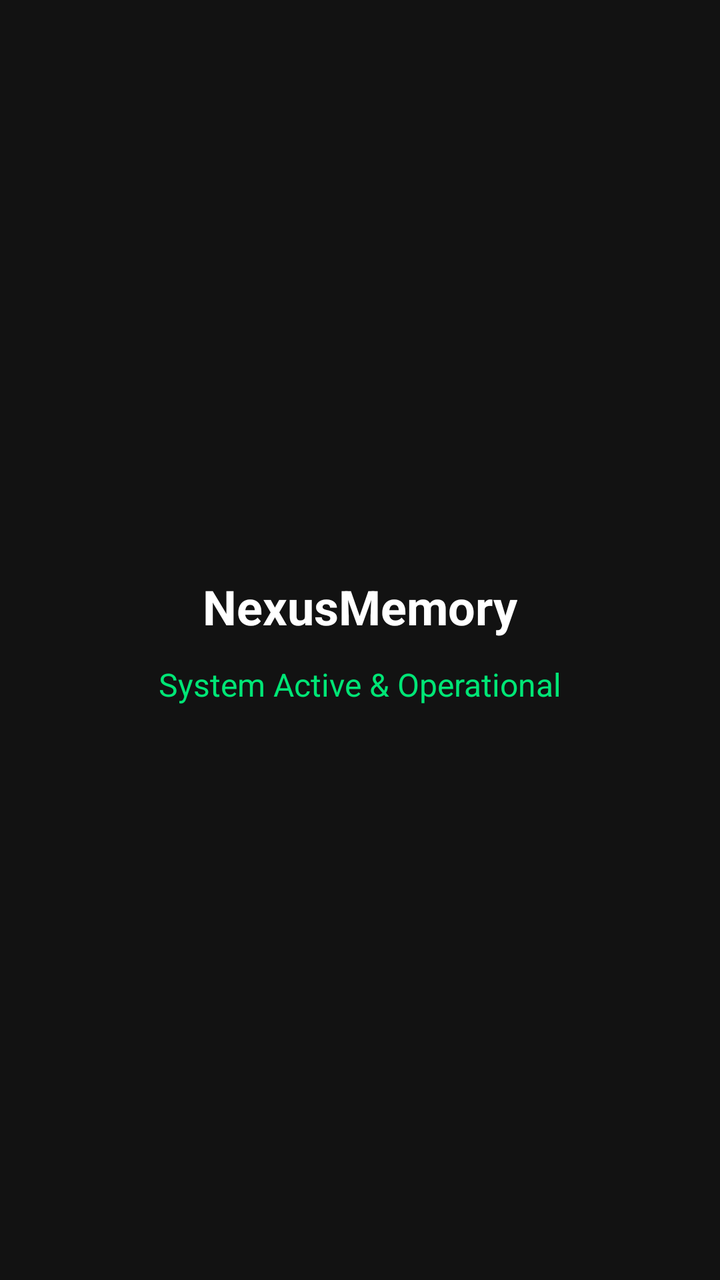
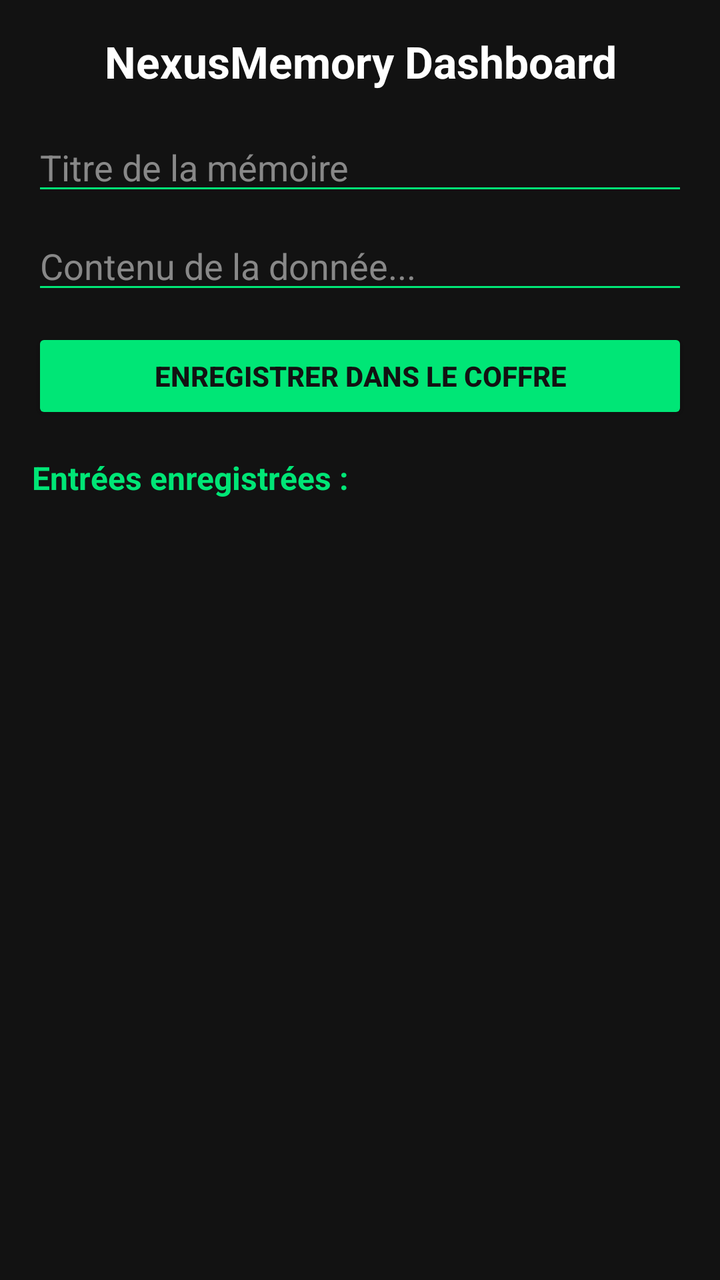

Screens rendered from an Android XML layout before and after an edit, with the pre-edit source and the edit as a unified diff.
<!-- AndroidManifest.xml: application theme Theme.NexusMemory -->
<!-- res/layout/activity_main.xml -->
<?xml version="1.0" encoding="utf-8"?>
<LinearLayout xmlns:android="http://schemas.android.com/apk/res/android"
    android:layout_width="match_parent"
    android:layout_height="match_parent"
    android:orientation="vertical"
    android:gravity="center"
    android:background="#121212"
    android:padding="24dp">

    <TextView
        android:layout_width="wrap_content"
        android:layout_height="wrap_content"
        android:text="NexusMemory"
        android:textColor="#FFFFFF"
        android:textSize="24sp"
        android:textStyle="bold"
        android:layout_marginBottom="12dp" />

    <TextView
        android:layout_width="wrap_content"
        android:layout_height="wrap_content"
        android:text="System Active &amp; Operational"
        android:textColor="#00E676"
        android:textSize="16sp" />
</LinearLayout>
<!-- resources referenced by this layout -->
<resources>
  <style name="Theme.NexusMemory" parent="Theme.AppCompat.Light.NoActionBar" />
</resources>

<!-- the commit's change to res/layout/activity_main.xml (unified diff, before → after) -->
@@ -3,23 +3,64 @@
     android:layout_width="match_parent"
     android:layout_height="match_parent"
     android:orientation="vertical"
-    android:gravity="center"
     android:background="#121212"
-    android:padding="24dp">
+    android:padding="16dp">
 
     <TextView
-        android:layout_width="wrap_content"
+        android:layout_width="match_parent"
         android:layout_height="wrap_content"
-        android:text="NexusMemory"
+        android:text="NexusMemory Dashboard"
         android:textColor="#FFFFFF"
-        android:textSize="24sp"
+        android:textSize="22sp"
         android:textStyle="bold"
+        android:gravity="center"
+        android:layout_marginBottom="16dp" />
+
+    <EditText
+        android:id="@+id/etTitle"
+        android:layout_width="match_parent"
+        android:layout_height="wrap_content"
+        android:hint="Titre de la mémoire"
+        android:textColor="#FFFFFF"
+        android:textColorHint="#888888"
+        android:backgroundTint="#00E676"
+        android:layout_marginBottom="8dp" />
+
+    <EditText
+        android:id="@+id/etContent"
+        android:layout_width="match_parent"
+        android:layout_height="wrap_content"
+        android:hint="Contenu de la donnée..."
+        android:textColor="#FFFFFF"
+        android:textColorHint="#888888"
+        android:backgroundTint="#00E676"
         android:layout_marginBottom="12dp" />
 
+    <Button
+        android:id="@+id/btnSave"
+        android:layout_width="match_parent"
+        android:layout_height="wrap_content"
+        android:text="Enregistrer dans le coffre"
+        android:backgroundTint="#00E676"
+        android:textColor="#121212"
+        android:textStyle="bold"
+        android:layout_marginBottom="16dp" />
+
     <TextView
-        android:layout_width="wrap_content"
+        android:layout_width="match_parent"
         android:layout_height="wrap_content"
-        android:text="System Active &amp; Operational"
+        android:text="Entrées enregistrées :"
         android:textColor="#00E676"
-        android:textSize="16sp" />
+        android:textSize="16sp"
+        android:textStyle="bold"
+        android:layout_marginBottom="8dp" />
+
+    <ListView
+        android:id="@+id/listViewMemories"
+        android:layout_width="match_parent"
+        android:layout_height="0dp"
+        android:layout_weight="1"
+        android:divider="#222222"
+        android:dividerHeight="1dp" />
+
 </LinearLayout>
